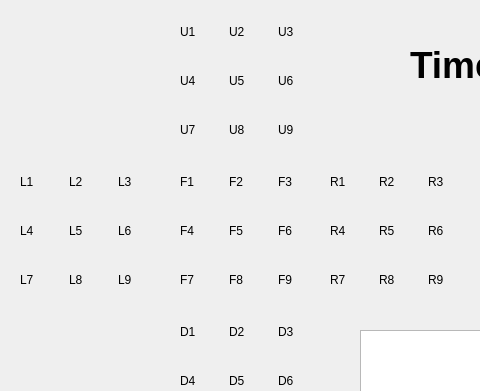
First picture: the form in Cube_display/mainwindow.ui, repository Hzhang11/SeniorDesign, before the edit; both pictures show x 0 to 480 and y 0 to 391 of the 800 by 600 pixel window.
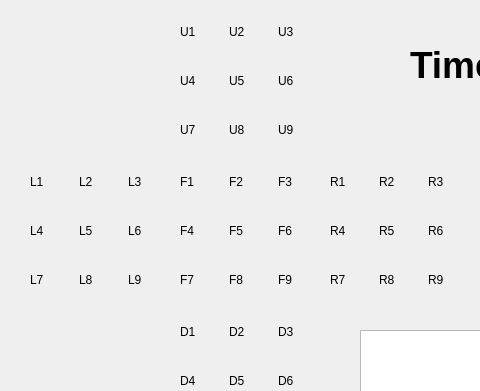
Second picture: the form after the edit.

Patch:
```diff
--- a/Cube_display/mainwindow.ui
+++ b/Cube_display/mainwindow.ui
@@ -227,7 +227,7 @@
    <widget class="QWidget" name="gridLayoutWidget_2">
     <property name="geometry">
      <rect>
-      <x>20</x>
+      <x>30</x>
       <y>160</y>
       <width>143</width>
       <height>143</height>
```
